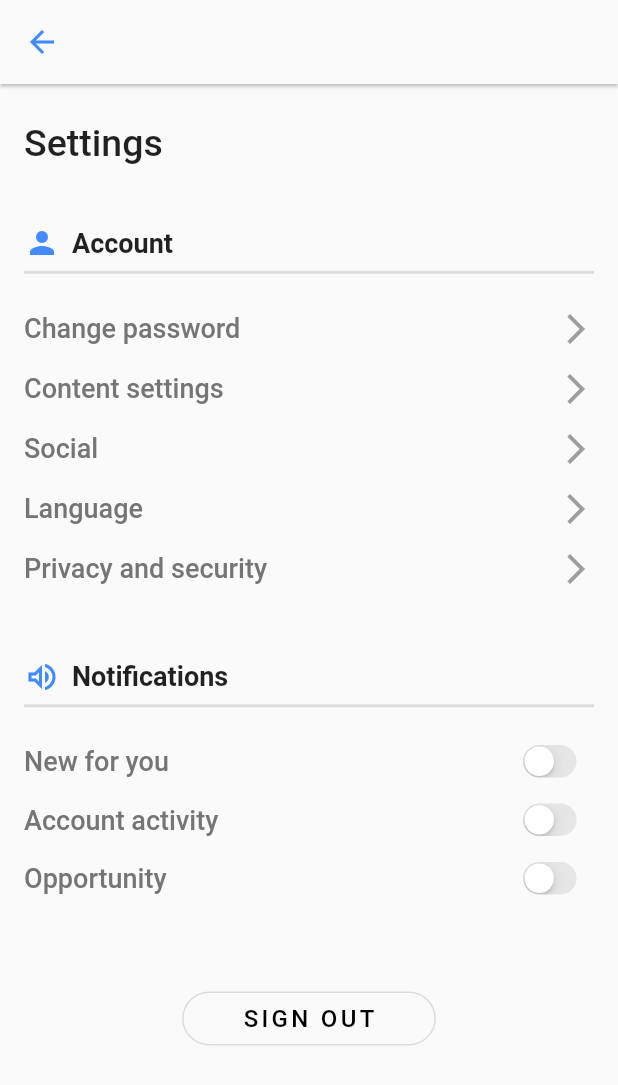
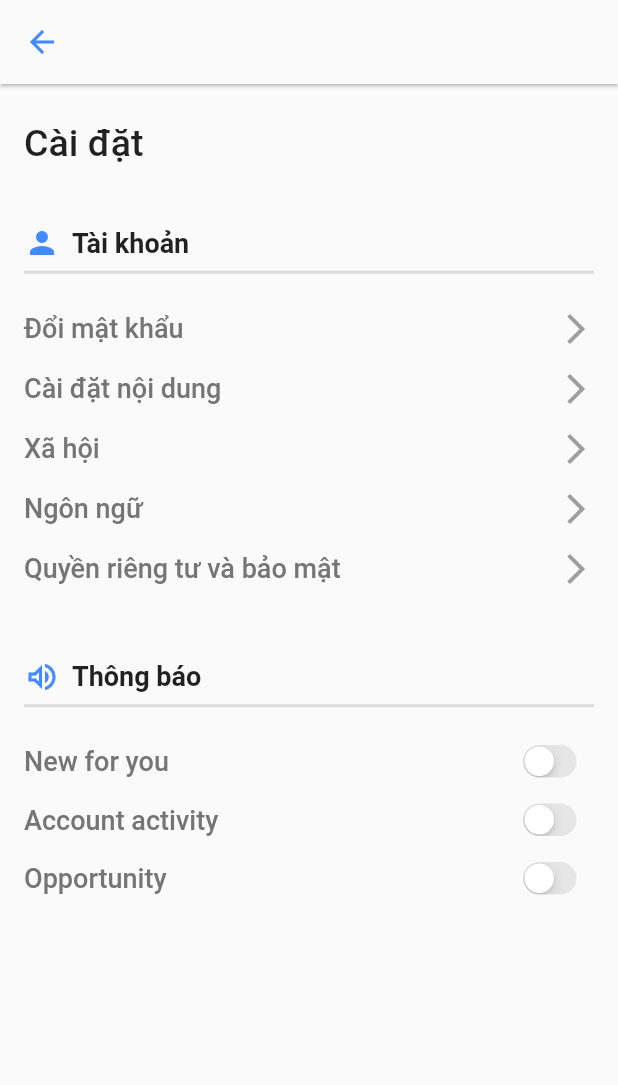
Before and after one commit to binhtt13122000/fix_bike, a Flutter app: the SettingsPage screen opened directly, on a phone screen of 412 x 824 dp. Shown: the top 1085 px of the screen. Run offline on Flutter 3.47's test engine with Material 2 defaults, Android fonts, the phone set to English and light mode, and no system bars; our stand-ins replace dio, firebase_auth, firebase_core, flutter_rating_bar, flutter_svg, flutter_svg_provider and 7 more; missing offline and left inert: fa_stepper, flutter_polyline_points, geocoder; accounts and stored records are empty.

Commit message:
[NhanLT] change language in  app

```diff
--- a/lib/screens/settings.dart
+++ b/lib/screens/settings.dart
@@ -29,7 +29,7 @@ class _SettingsPageState extends State<SettingsPage> {
         child: ListView(
           children: [
             Text(
-              "Settings",
+              "Cài đặt",
               style: TextStyle(fontSize: 25, fontWeight: FontWeight.w500),
             ),
             SizedBox(
@@ -45,7 +45,7 @@ class _SettingsPageState extends State<SettingsPage> {
                   width: 8,
                 ),
                 Text(
-                  "Account",
+                  "Tài khoản",
                   style: TextStyle(fontSize: 18, fontWeight: FontWeight.bold),
                 ),
               ],
@@ -57,11 +57,11 @@ class _SettingsPageState extends State<SettingsPage> {
             SizedBox(
               height: 10,
             ),
-            buildAccountOptionRow(context, "Change password"),
-            buildAccountOptionRow(context, "Content settings"),
-            buildAccountOptionRow(context, "Social"),
-            buildAccountOptionRow(context, "Language"),
-            buildAccountOptionRow(context, "Privacy and security"),
+            buildAccountOptionRow(context, "Đổi mật khẩu"),
+            buildAccountOptionRow(context, "Cài đặt nội dung"),
+            buildAccountOptionRow(context, "Xã hội"),
+            buildAccountOptionRow(context, "Ngôn ngữ"),
+            buildAccountOptionRow(context, "Quyền riêng tư và bảo mật"),
             SizedBox(
               height: 40,
             ),
@@ -75,7 +75,7 @@ class _SettingsPageState extends State<SettingsPage> {
                   width: 8,
                 ),
                 Text(
-                  "Notifications",
+                  "Thông báo",
                   style: TextStyle(fontSize: 18, fontWeight: FontWeight.bold),
                 ),
               ],
@@ -93,17 +93,17 @@ class _SettingsPageState extends State<SettingsPage> {
             SizedBox(
               height: 50,
             ),
-            Center(
-              child: OutlineButton(
-                padding: EdgeInsets.symmetric(horizontal: 40),
-                shape: RoundedRectangleBorder(
-                    borderRadius: BorderRadius.circular(20)),
-                onPressed: () {},
-                child: Text("SIGN OUT",
-                    style: TextStyle(
-                        fontSize: 16, letterSpacing: 2.2, color: Colors.black)),
-              ),
-            )
+            // Center(
+            //   child: OutlineButton(
+            //     padding: EdgeInsets.symmetric(horizontal: 40),
+            //     shape: RoundedRectangleBorder(
+            //         borderRadius: BorderRadius.circular(20)),
+            //     onPressed: () {},
+            //     child: Text("SIGN OUT",
+            //         style: TextStyle(
+            //             fontSize: 16, letterSpacing: 2.2, color: Colors.black)),
+            //   ),
+            // )
           ],
         ),
       ),
```
